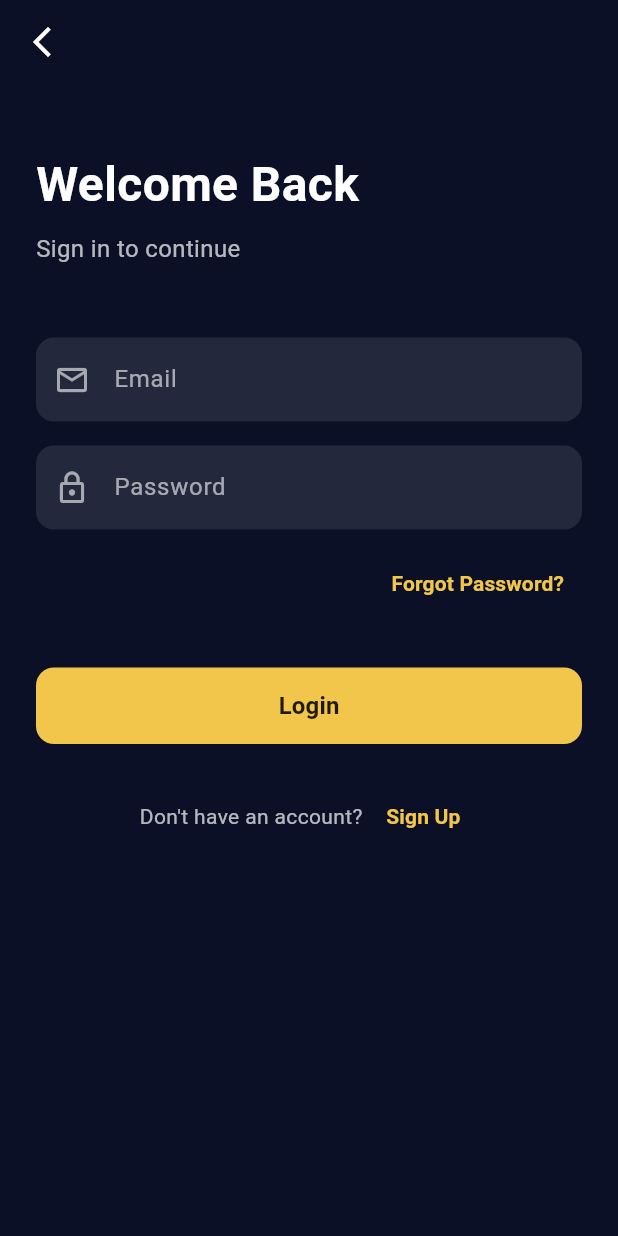
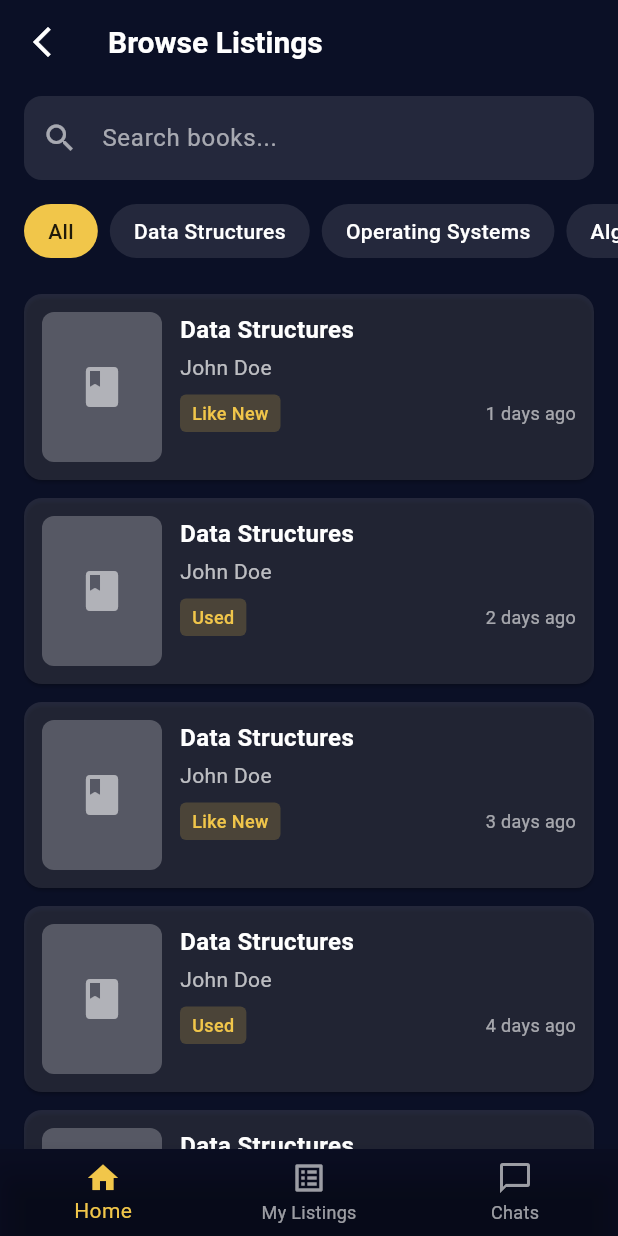
Before and after one commit to Nick-Lemy/book_swap, a Flutter app: the LoginPage screen opened by its route, after a tap on "Login", on a phone screen of 412 x 824 dp. Run offline on Flutter 3.47's test engine with Material 3 defaults, Android fonts, the phone set to English and light mode, and no system bars.

Commit message:
feat: add BrowseListingsPage and integrate with navigation; update LoginPage to navigate to listings

```diff
--- a/lib/main.dart
+++ b/lib/main.dart
@@ -1,6 +1,7 @@
 import 'package:book_swap/screens/login_page.dart';
 import 'package:book_swap/screens/signup_page.dart';
 import 'package:book_swap/screens/welcome_page.dart';
+import 'package:book_swap/screens/browse_listings_page.dart';
 import 'package:flutter/material.dart';
 
 void main() {
@@ -17,9 +18,10 @@ class MyApp extends StatelessWidget {
       debugShowCheckedModeBanner: false,
       initialRoute: '/',
       routes: {
-        '/': (context) => WelcomeScreen(),
-        '/login': (context) => LoginPage(),
-        '/signup': (context) => SignUpPage(),
+        '/': (context) => const WelcomeScreen(),
+        '/login': (context) => const LoginPage(),
+        '/signup': (context) => const SignUpPage(),
+        '/browse': (context) => const BrowseListingsPage(),
       },
     );
   }
--- /dev/null
+++ b/lib/screens/browse_listings_page.dart
@@ -0,0 +1,138 @@
+import 'package:book_swap/widgets/book_listing_card.dart';
+import 'package:flutter/material.dart';
+import '../widgets/search_text_field.dart';
+
+class BrowseListingsPage extends StatelessWidget {
+  const BrowseListingsPage({super.key});
+
+  static const Color _bg = Color(0xFF0B1026);
+  static const Color _accent = Color(0xFFF1C64A);
+
+  @override
+  Widget build(BuildContext context) {
+    return Scaffold(
+      backgroundColor: _bg,
+      appBar: AppBar(
+        backgroundColor: Colors.transparent,
+        elevation: 0,
+        leading: IconButton(
+          icon: const Icon(Icons.arrow_back_ios_new, color: Colors.white),
+          onPressed: () => Navigator.pop(context),
+        ),
+        title: const Text(
+          'Browse Listings',
+          style: TextStyle(
+            color: Colors.white,
+            fontSize: 20,
+            fontWeight: FontWeight.w600,
+          ),
+        ),
+      ),
+      body: Column(
+        children: [
+          // Search bar
+          Container(
+            padding: const EdgeInsets.symmetric(horizontal: 16, vertical: 8),
+            child: SearchTextField(
+              hintText: 'Search books...',
+              onChanged: (value) {
+                // TODO: Implement search
+              },
+            ),
+          ),
+          // Categories
+          SingleChildScrollView(
+            scrollDirection: Axis.horizontal,
+            padding: const EdgeInsets.symmetric(horizontal: 16, vertical: 8),
+            child: Row(
+              children: [
+                _CategoryChip(label: 'All', isSelected: true, onTap: () {}),
+                _CategoryChip(label: 'Data Structures', onTap: () {}),
+                _CategoryChip(label: 'Operating Systems', onTap: () {}),
+                _CategoryChip(label: 'Algorithms', onTap: () {}),
+              ],
+            ),
+          ),
+          // Listings
+          Expanded(
+            child: ListView.builder(
+              padding: const EdgeInsets.all(16),
+              itemCount: 10, // Replace with actual data length
+              itemBuilder: (context, index) {
+                return BookListingCard(
+                  title: 'Data Structures',
+                  author: 'John Doe',
+                  status: index % 2 == 0 ? 'Like New' : 'Used',
+                  timePosted: '${index + 1} days ago',
+                  onTap: () {
+                    // TODO: Navigate to listing details
+                  },
+                );
+              },
+            ),
+          ),
+        ],
+      ),
+      bottomNavigationBar: BottomNavigationBar(
+        backgroundColor: Colors.black12,
+        selectedItemColor: _accent,
+        unselectedItemColor: Colors.white60,
+        type: BottomNavigationBarType.fixed,
+        items: const [
+          BottomNavigationBarItem(
+            icon: Icon(Icons.home_outlined),
+            activeIcon: Icon(Icons.home),
+            label: 'Home',
+          ),
+          BottomNavigationBarItem(
+            icon: Icon(Icons.list_alt_outlined),
+            activeIcon: Icon(Icons.list_alt),
+            label: 'My Listings',
+          ),
+          BottomNavigationBarItem(
+            icon: Icon(Icons.chat_bubble_outline),
+            activeIcon: Icon(Icons.chat_bubble),
+            label: 'Chats',
+          ),
+        ],
+      ),
+    );
+  }
+}
+
+class _CategoryChip extends StatelessWidget {
+  final String label;
+  final bool isSelected;
+  final VoidCallback onTap;
+
+  const _CategoryChip({
+    required this.label,
+    this.isSelected = false,
+    required this.onTap,
+  });
+
+  @override
+  Widget build(BuildContext context) {
+    return Padding(
+      padding: const EdgeInsets.only(right: 8),
+      child: Material(
+        color: isSelected ? Color(0xFFF1C64A) : Colors.white10,
+        borderRadius: BorderRadius.circular(20),
+        child: InkWell(
+          onTap: onTap,
+          borderRadius: BorderRadius.circular(20),
+          child: Container(
+            padding: const EdgeInsets.symmetric(horizontal: 16, vertical: 8),
+            child: Text(
+              label,
+              style: TextStyle(
+                color: isSelected ? Colors.black87 : Colors.white,
+                fontWeight: FontWeight.w500,
+              ),
+            ),
+          ),
+        ),
+      ),
+    );
+  }
+}
--- a/lib/screens/login_page.dart
+++ b/lib/screens/login_page.dart
@@ -72,7 +72,7 @@ class LoginPage extends StatelessWidget {
               PrimaryButton(
                 text: 'Login',
                 onPressed: () {
-                  // TODO: Implement login
+                  Navigator.pushNamed(context, '/browse');
                 },
               ),
               const SizedBox(height: 24),
--- /dev/null
+++ b/lib/widgets/book_listing_card.dart
@@ -0,0 +1,91 @@
+import 'package:book_swap/widgets/status_chip.dart';
+import 'package:flutter/material.dart';
+
+class BookListingCard extends StatelessWidget {
+  final String title;
+  final String author;
+  final String status;
+  final String timePosted;
+  final VoidCallback onTap;
+
+  const BookListingCard({
+    super.key,
+    required this.title,
+    required this.author,
+    required this.status,
+    required this.timePosted,
+    required this.onTap,
+  });
+
+  @override
+  Widget build(BuildContext context) {
+    return Card(
+      color: Colors.white10,
+      shape: RoundedRectangleBorder(borderRadius: BorderRadius.circular(12)),
+      margin: const EdgeInsets.only(bottom: 12),
+      child: InkWell(
+        onTap: onTap,
+        borderRadius: BorderRadius.circular(12),
+        child: Padding(
+          padding: const EdgeInsets.all(12),
+          child: Row(
+            crossAxisAlignment: CrossAxisAlignment.start,
+            children: [
+              // Book cover placeholder
+              Container(
+                width: 80,
+                height: 100,
+                decoration: BoxDecoration(
+                  color: Colors.white24,
+                  borderRadius: BorderRadius.circular(8),
+                ),
+                child: const Center(
+                  child: Icon(Icons.book, color: Colors.white54, size: 32),
+                ),
+              ),
+              const SizedBox(width: 12),
+              // Book details
+              Expanded(
+                child: Column(
+                  crossAxisAlignment: CrossAxisAlignment.start,
+                  children: [
+                    Text(
+                      title,
+                      style: const TextStyle(
+                        color: Colors.white,
+                        fontSize: 16,
+                        fontWeight: FontWeight.w600,
+                      ),
+                    ),
+                    const SizedBox(height: 4),
+                    Text(
+                      author,
+                      style: const TextStyle(
+                        color: Colors.white70,
+                        fontSize: 14,
+                      ),
+                    ),
+                    const SizedBox(height: 8),
+                    Row(
+                      children: [
+                        StatusChip(label: status),
+                        const Spacer(),
+                        Text(
+                          timePosted,
+                          style: const TextStyle(
+                            color: Colors.white60,
+                            fontSize: 12,
+                          ),
+                        ),
+                      ],
+                    ),
+                  ],
+                ),
+              ),
+            ],
+          ),
+        ),
+      ),
+    );
+  }
+}
--- /dev/null
+++ b/lib/widgets/search_text_field.dart
@@ -0,0 +1,34 @@
+import 'package:flutter/material.dart';
+
+class SearchTextField extends StatelessWidget {
+  final String hintText;
+  final ValueChanged<String>? onChanged;
+  final TextEditingController? controller;
+
+  const SearchTextField({
+    super.key,
+    this.hintText = 'Search...',
+    this.onChanged,
+    this.controller,
+  });
+
+  @override
+  Widget build(BuildContext context) {
+    return TextField(
+      controller: controller,
+      onChanged: onChanged,
+      style: const TextStyle(color: Colors.white),
+      decoration: InputDecoration(
+        hintText: hintText,
+        hintStyle: const TextStyle(color: Colors.white60),
+        fillColor: Colors.white10,
+        filled: true,
+        border: OutlineInputBorder(
+          borderRadius: BorderRadius.circular(12),
+          borderSide: BorderSide.none,
+        ),
+        prefixIcon: const Icon(Icons.search, color: Colors.white60),
+      ),
+    );
+  }
+}
--- /dev/null
+++ b/lib/widgets/status_chip.dart
@@ -0,0 +1,34 @@
+import 'package:flutter/material.dart';
+
+class StatusChip extends StatelessWidget {
+  final String label;
+  final Color? backgroundColor;
+  final Color? textColor;
+
+  const StatusChip({
+    super.key,
+    required this.label,
+    this.backgroundColor,
+    this.textColor,
+  });
+
+  @override
+  Widget build(BuildContext context) {
+    final accent = const Color(0xFFF1C64A);
+    return Container(
+      padding: const EdgeInsets.symmetric(horizontal: 8, vertical: 4),
+      decoration: BoxDecoration(
+        color: backgroundColor ?? accent.withOpacity(0.2),
+        borderRadius: BorderRadius.circular(4),
+      ),
+      child: Text(
+        label,
+        style: TextStyle(
+          color: textColor ?? accent,
+          fontSize: 12,
+          fontWeight: FontWeight.w500,
+        ),
+      ),
+    );
+  }
+}
```
